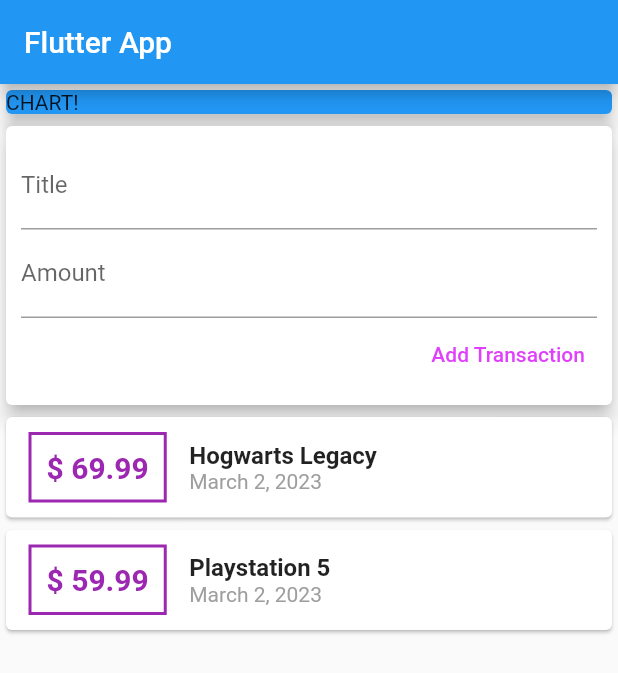
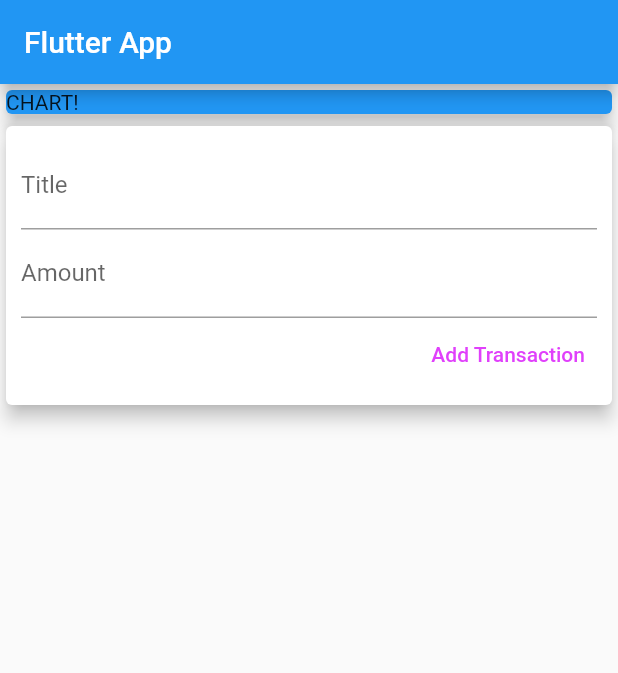
Before and after one commit to dinofilipovic/track_expenses, a Flutter app: the screen it shows after launch, on a phone screen of 412 x 824 dp. Shown: the top 673 px of the screen. Run offline on Flutter 3.47's test engine with Material 2 defaults, Android fonts, the phone set to English and light mode, and no system bars.

Commit message:
Migrating Widgets to specific files
Cleaned main. dart and moved them to transactiom_list.dart.

```diff
--- a/lib/main.dart
+++ b/lib/main.dart
@@ -1,8 +1,6 @@
 import 'package:flutter/material.dart';
-import 'package:intl/intl.dart';
 
 // Custom Widgets and Components
-import './models/transaction.dart';
 
 void main() => runApp(MyApp());
 
@@ -17,21 +15,6 @@
 }
 
 class MyHomePage extends StatelessWidget {
-  final List<Transaction> transactions = [
-    Transaction(
-      id: 't1',
-      title: 'Hogwarts Legacy',
-      amount: 69.99,
-      date: DateTime.now(),
-    ),
-    Transaction(
-      id: 't2',
-      title: 'Playstation 5',
-      amount: 59.99,
-      date: DateTime.now(),
-    ),
-  ];
-
   String? amountInput;
   String? titleInput;
 
@@ -79,55 +62,6 @@
               ),
             ),
           ),
-          Column(
-            children: transactions.map((tx) {
-              return Card(
-                child: Row(
-                  children: <Widget>[
-                    Container(
-                      margin: const EdgeInsets.symmetric(
-                        vertical: 10,
-                        horizontal: 15,
-                      ),
-                      decoration: BoxDecoration(
-                        border: Border.all(
-                          color: Colors.purple,
-                          width: 2,
-                        ),
-                      ),
-                      padding: EdgeInsets.all(10),
-                      child: Text(
-                        '\$ ${tx.amount}',
-                        style: const TextStyle(
-                          fontWeight: FontWeight.bold,
-                          fontSize: 20,
-                          color: Colors.purple,
-                        ),
-                      ),
-                    ),
-                    Column(
-                      crossAxisAlignment: CrossAxisAlignment.start,
-                      children: <Widget>[
-                        Text(
-                          tx.title,
-                          style: const TextStyle(
-                            fontSize: 16,
-                            fontWeight: FontWeight.bold,
-                          ),
-                        ),
-                        Text(
-                          DateFormat.yMMMMd().format(tx.date),
-                          style: TextStyle(
-                            color: Colors.grey,
-                          ),
-                        ),
-                      ],
-                    ),
-                  ],
-                ),
-              );
-            }).toList(),
-          ),
         ],
       ),
     );
```
Also changed, not shown: lib/widgets/transaction_list.dart (+84 -0 lines).
